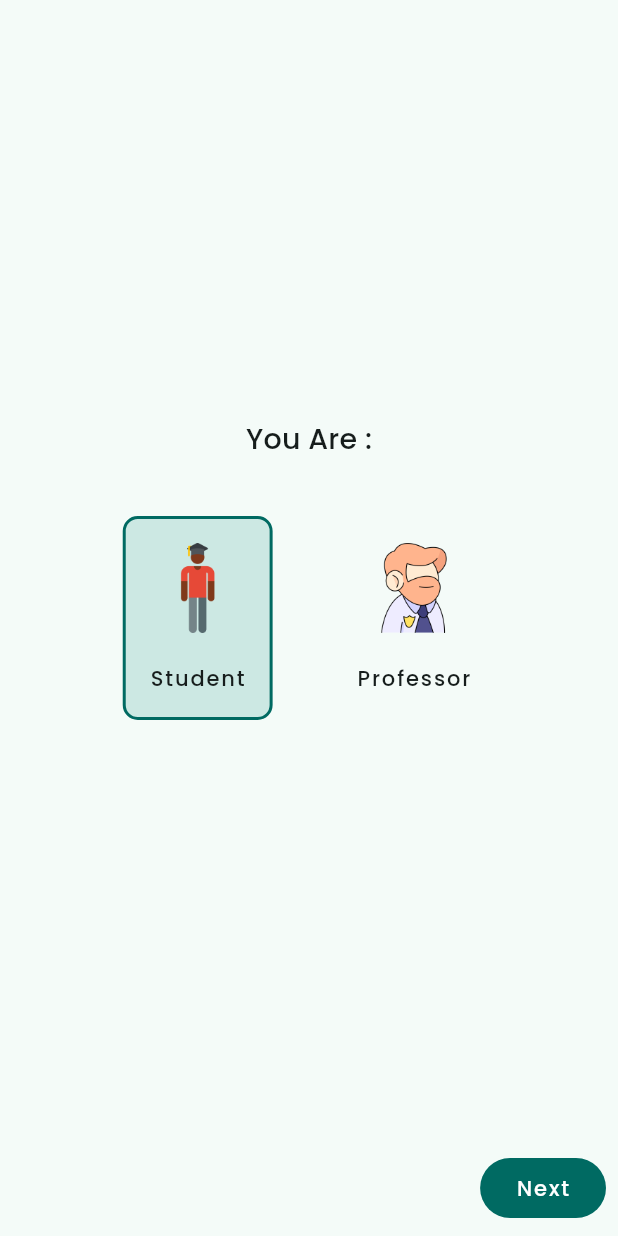
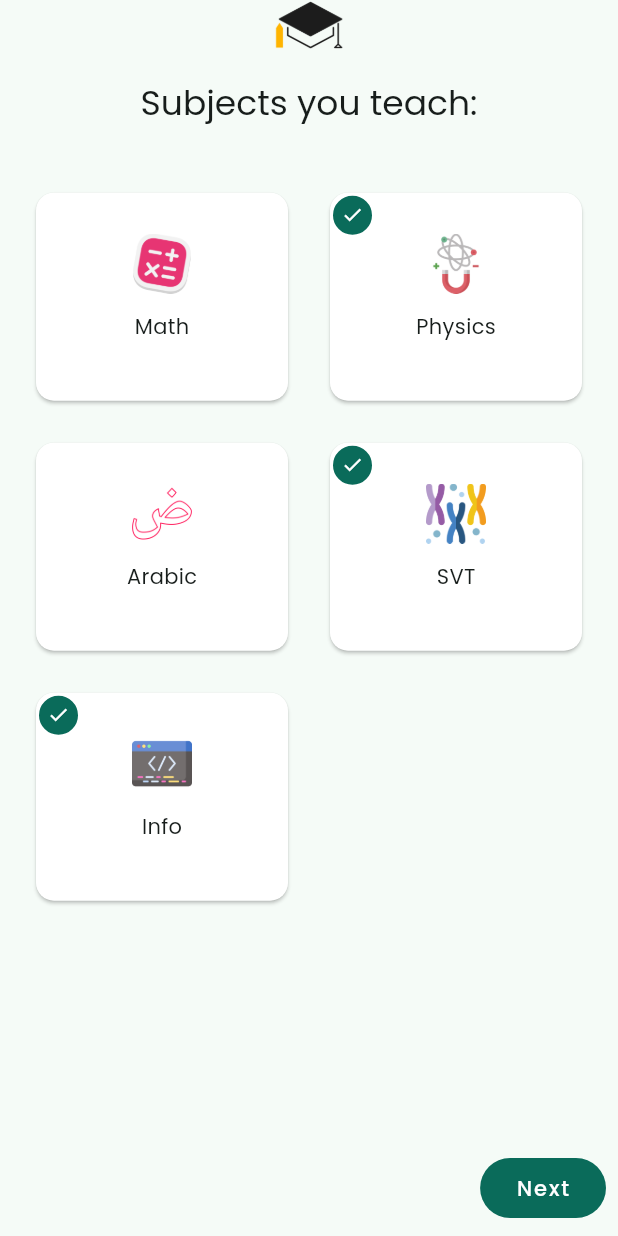
Before and after one commit to hafidismaili92/ostadi_frontend, a Flutter app: the screen it shows after launch, on a phone screen of 412 x 824 dp. Run offline on Flutter 3.47's test engine with Material 3 defaults, Android fonts, the phone set to English and light mode, and no system bars; our stand-ins replace device_preview.

Commit message:
adding subject selection screen when registreted

```diff
--- a/lib/constants/app_constants.dart
+++ b/lib/constants/app_constants.dart
@@ -1,13 +1,12 @@
 import 'package:flutter/material.dart';
-
 
 const kAppColorSeeds = {
   "mauve": Color(0xFF3404B4),
   "red": Color(0xFFF30656),
   "orange": Color(0xFFF35906),
-  "green": Color.fromARGB(255, 38, 228, 212),
+  "green": Color(0xFF0CB498),
   "clairBlue": Color(0xFFF3F3F3),
-  "clairMauve": Color(0xFFB6B3B3),
+  "clairMauve": Color.fromRGBO(182, 179, 179, 1),
   "jaune": Color(0xFFffb63a)
 };
 
--- a/lib/screens/registrationScreen/RegistrationScreen.dart
+++ b/lib/screens/registrationScreen/RegistrationScreen.dart
@@ -1,6 +1,7 @@
 import 'package:flutter/material.dart';
 import 'package:ostadi_frontend/screens/RegistrationScreen/subscriberTypeScreen.dart';
 import 'package:ostadi_frontend/screens/registrationScreen/studentInfoForm.dart';
+import 'package:ostadi_frontend/screens/registrationScreen/subjectsScreen.dart';
 
 class RegistrationScreen extends StatefulWidget {
   const RegistrationScreen({Key? key}) : super(key: key);
@@ -15,6 +16,7 @@ class _RegistrationScreenState extends State<RegistrationScreen> {
   List<Widget> screens = [
     SubscriberTypeScreen(),
     StudentInfoForm(),
+    SubjectsScreen(),
   ];
   @override
   Widget build(BuildContext context) {
@@ -30,7 +32,7 @@ class _RegistrationScreenState extends State<RegistrationScreen> {
                   _currentPage = page;
                 });
               },
-              children: screens,
+              children: screens.reversed.toList(),
             ),
           ),
           Padding(
--- /dev/null
+++ b/lib/screens/registrationScreen/subjectsScreen.dart
@@ -0,0 +1,146 @@
+import 'package:flutter/material.dart';
+import 'package:ostadi_frontend/constants/app_constants.dart';
+
+class SubjectsScreen extends StatefulWidget {
+  const SubjectsScreen({Key? key}) : super(key: key);
+
+  @override
+  _SubjectsScreenState createState() => _SubjectsScreenState();
+}
+
+class _SubjectsScreenState extends State<SubjectsScreen> {
+  List<Map<String, Object>> subjects = [
+    {
+      "id": 1,
+      "name": "Math",
+      "selected": false,
+      "path": "assets/icons/math.png"
+    },
+    {
+      "id": 2,
+      "name": "Physics",
+      "selected": true,
+      "path": "assets/icons/physics.png"
+    },
+    {
+      "id": 3,
+      "name": "Arabic",
+      "selected": false,
+      "path": "assets/icons/arabic.png"
+    },
+    {"id": 4, "name": "SVT", "selected": true, "path": "assets/icons/svt.png"},
+    {
+      "id": 5,
+      "name": "Info",
+      "selected": true,
+      "path": "assets/icons/programming.png"
+    },
+  ];
+  void switchSelectObject(id) {
+    for (var subject in subjects) {
+      if (subject["id"] == id) {
+        setState(() {
+          subject["selected"] = !(subject["selected"] as bool);
+        });
+      }
+    }
+  }
+
+  @override
+  Widget build(BuildContext context) {
+    return Padding(
+      padding: const EdgeInsets.symmetric(horizontal: 20.0),
+      child: Column(
+        crossAxisAlignment: CrossAxisAlignment.center,
+        children: [
+          Image.asset(
+            "assets/images/logo_light.png",
+            width: 50,
+          ),
+          SizedBox(height: kVerticalSpace["small"]),
+          Text("Subjects you teach:",
+              style: Theme.of(context).textTheme.headlineSmall),
+          SizedBox(height: kVerticalSpace["meduim"]),
+          Expanded(
+            child: GridView.count(
+              shrinkWrap: true,
+              crossAxisCount: 2,
+              mainAxisSpacing: 20,
+              crossAxisSpacing: 20,
+              childAspectRatio: 1.2,
+              children: subjects
+                  .map((e) => Center(
+                        child: MouseRegion(
+                          cursor: SystemMouseCursors.click,
+                          child: GestureDetector(
+                            onTap: () => switchSelectObject(e["id"]),
+                            child: SubjectItemCard(
+                              imgPath: e["path"]! as String,
+                              title: e["name"]! as String,
+                              isSelected: e["selected"]! as bool,
+                            ),
+                          ),
+                        ),
+                      ))
+                  .toList(),
+            ),
+          ),
+        ],
+      ),
+    );
+  }
+}
+
+class SubjectItemCard extends StatelessWidget {
+  String title;
+  String imgPath;
+  bool isSelected;
+  double? width;
+  double? height;
+  SubjectItemCard(
+      {required this.isSelected,
+      this.width,
+      this.height,
+      this.title = "",
+      this.imgPath = ""});
+  @override
+  Widget build(BuildContext context) {
+    return Card(
+      color: Theme.of(context).colorScheme.onPrimary,
+      child: Container(
+        child: Stack(
+          children: [
+            Center(
+              child: Column(
+                mainAxisAlignment: MainAxisAlignment.center,
+                children: [
+                  Image.asset(imgPath, width: (width ?? 120) - 80),
+                  Padding(
+                    padding: const EdgeInsets.symmetric(vertical: 12.0),
+                    child: Text(title),
+                  )
+                ],
+              ),
+            ),
+            if (isSelected)
+              Positioned(
+                  child: AnimatedContainer(
+                duration: Duration(seconds: 1),
+                curve: Curves.slowMiddle,
+                child: Center(
+                  child: Icon(Icons.check,
+                      color: Theme.of(context).colorScheme.onPrimary, size: 15),
+                ),
+                width: 30,
+                height: 30,
+                decoration: BoxDecoration(
+                    border: Border.all(color: Colors.white, width: 2),
+                    color: Theme.of(context).colorScheme.primary,
+                    shape: BoxShape.circle),
+              ))
+          ],
+        ),
+      ),
+    );
+  }
+}
```
Also changed, not shown: lib/screens/registrationScreen/studentInfoForm.dart (added, +151 -0 lines), assets/icons/arabic.png (added), assets/icons/math.png (added), assets/icons/physics.png (added), assets/icons/programming.png (added), assets/icons/svt.png (added), assets/images/logo_light.png (added).
